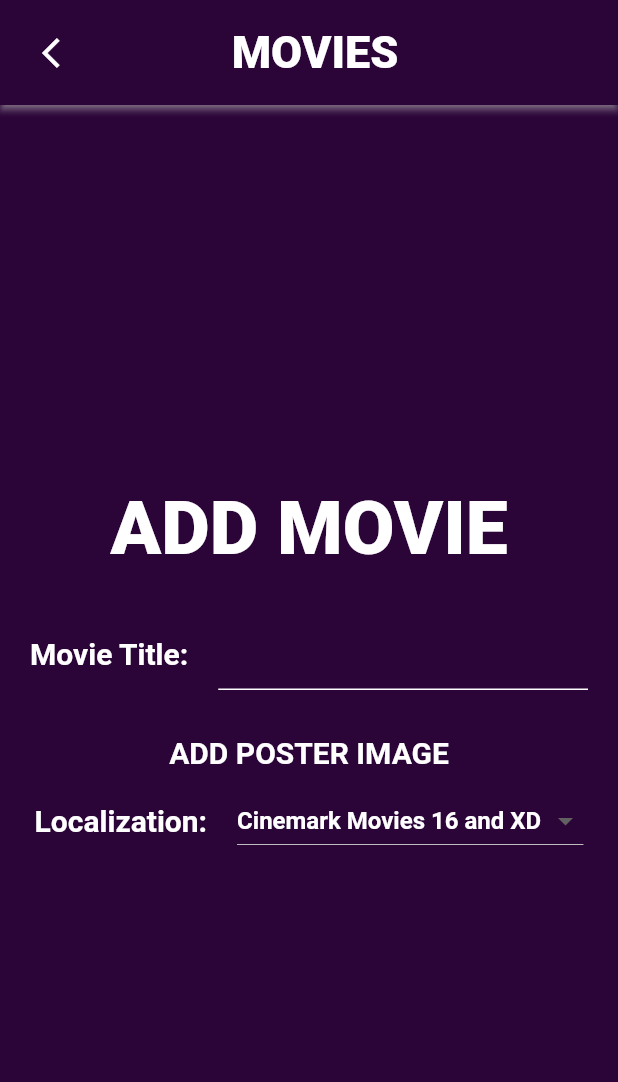
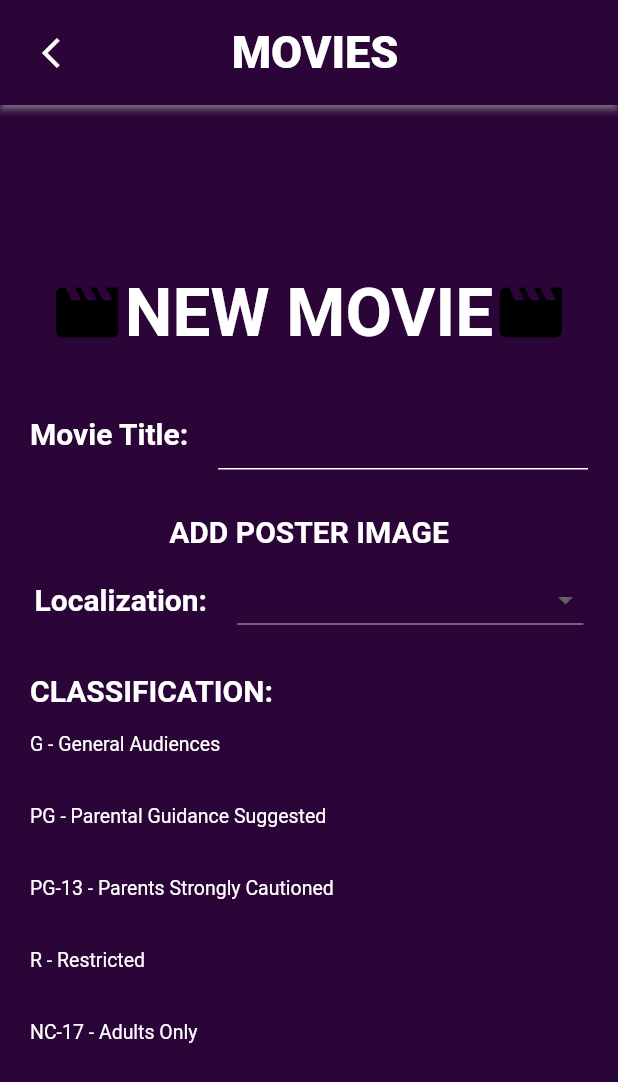
Before and after one commit to Alefig12/mbs, a Flutter app: the screen it shows after launch, on a phone screen of 412 x 824 dp. Shown: the top 1082 px of the screen. Run offline on Flutter 3.47's test engine with Material 2 defaults, Android fonts, the phone set to English and light mode, and no system bars; our stand-ins replace get, google_fonts.

Commit message:
DropButton working and start of bullets

```diff
--- a/lib/ui/pages/addmovie_page.dart
+++ b/lib/ui/pages/addmovie_page.dart
@@ -1,8 +1,14 @@
 import 'package:flutter/material.dart';
 
-class AddMovie extends StatelessWidget {
+class AddMovie extends StatefulWidget {
   const AddMovie({Key? key}) : super(key: key);
 
+  @override
+  _AddMovieState createState() => _AddMovieState();
+}
+
+class _AddMovieState extends State<AddMovie> {
+  String? _selectedItem;
   @override
   Widget build(BuildContext context) {
     return Scaffold(
@@ -43,14 +49,29 @@ class AddMovie extends StatelessWidget {
                   padding: const EdgeInsets.all(20.0),
                   child: Column(
                     children: [
-                      Text(
-                        'ADD MOVIE',
-                        textAlign: TextAlign.center,
-                        style: TextStyle(
-                          fontSize: 50.0,
-                          fontWeight: FontWeight.w900,
-                          color: Colors.white,
-                        ),
+                      Row(
+                        mainAxisAlignment: MainAxisAlignment.center,
+                        children: [
+                          Icon(
+                            Icons.movie,
+                            size: 50.0,
+                            color: Colors.black,
+                          ),
+                          Text(
+                            'NEW MOVIE',
+                            textAlign: TextAlign.center,
+                            style: TextStyle(
+                              fontSize: 45.0,
+                              fontWeight: FontWeight.w600,
+                              color: Colors.white,
+                            ),
+                          ),
+                          Icon(
+                            Icons.movie,
+                            size: 50.0,
+                            color: Colors.black,
+                          )
+                        ],
                       ),
                       SizedBox(height: 30.0),
                       Row(
@@ -107,9 +128,12 @@ class AddMovie extends StatelessWidget {
                               SizedBox(width: 20.0),
                               DropdownButton<String>(
                                 dropdownColor: Color.fromARGB(255, 43, 4, 56),
-                                value:
-                                    'Cinemark Movies 16 and XD', // Change this value to set the initial value of the dropdown button
-                                onChanged: (String? newValue) {},
+                                value: _selectedItem,
+                                onChanged: (String? newValue) {
+                                  setState(() {
+                                    _selectedItem = newValue!;
+                                  });
+                                },
                                 items: <String>[
                                   'Cinemark Movies 16 and XD',
                                   'Alamo Drafthouse Cinema',
@@ -128,6 +152,71 @@ class AddMovie extends StatelessWidget {
                               ),
                             ],
                           ),
+                          SizedBox(height: 25.0),
+                          Column(
+                            mainAxisAlignment: MainAxisAlignment.start,
+                            crossAxisAlignment: CrossAxisAlignment.start,
+                            children: [
+                              Text(
+                                'CLASSIFICATION:',
+                                style: TextStyle(
+                                  color: Colors.white,
+                                  fontSize: 20.0,
+                                  fontWeight: FontWeight.w600,
+                                ),
+                              ),
+                              ListTile(
+                                dense: true,
+                                contentPadding: EdgeInsets.zero,
+                                title: Text(
+                                  'G - General Audiences',
+                                  style: TextStyle(
+                                    color: Colors.white,
+                                  ),
+                                ),
+                              ),
+                              ListTile(
+                                dense: true,
+                                contentPadding: EdgeInsets.zero,
+                                title: Text(
+                                  'PG - Parental Guidance Suggested',
+                                  style: TextStyle(
+                                    color: Colors.white,
+                                  ),
+                                ),
+                              ),
+                              ListTile(
+                                dense: true,
+                                contentPadding: EdgeInsets.zero,
+                                title: Text(
+                                  'PG-13 - Parents Strongly Cautioned',
+                                  style: TextStyle(
+                                    color: Colors.white,
+                                  ),
+                                ),
+                              ),
+                              ListTile(
+                                dense: true,
+                                contentPadding: EdgeInsets.zero,
+                                title: Text(
+                                  'R - Restricted',
+                                  style: TextStyle(
+                                    color: Colors.white,
+                                  ),
+                                ),
+                              ),
+                              ListTile(
+                                dense: true,
+                                contentPadding: EdgeInsets.zero,
+                                title: Text(
+                                  'NC-17 - Adults Only',
+                                  style: TextStyle(
+                                    color: Colors.white,
+                                  ),
+                                ),
+                              ),
+                            ],
+                          )
                         ],
                       ),
                     ],
```
